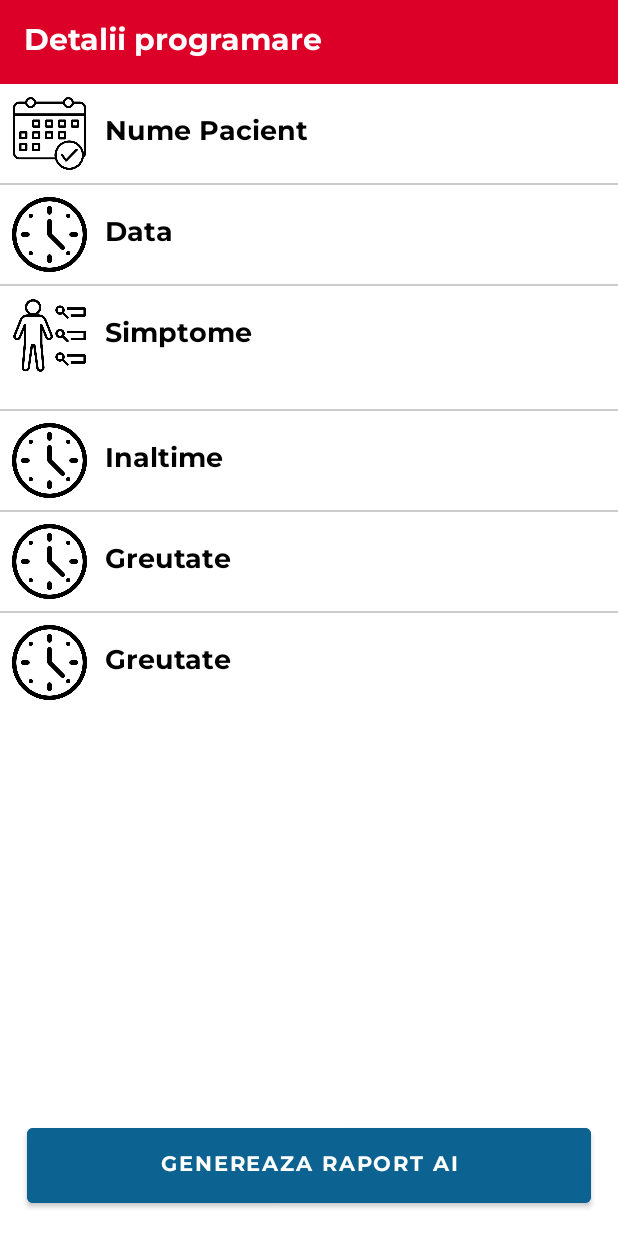
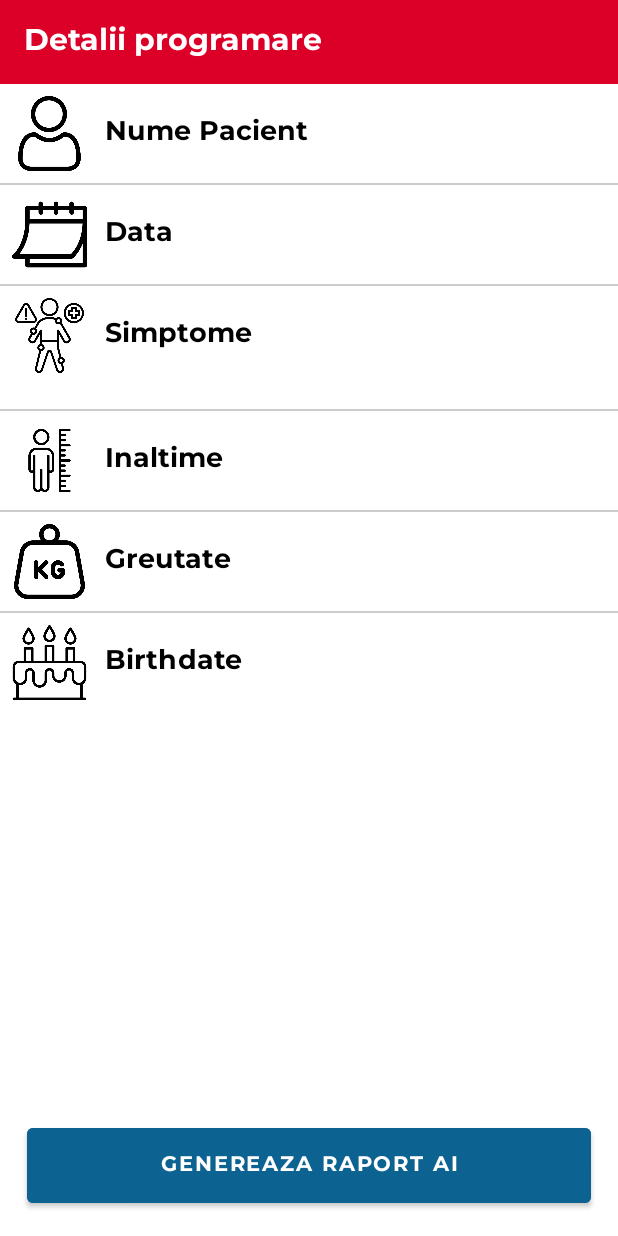
Before and after one commit to AndreiSavaC/Medly, an Android app: the layout activity_appointment_details.xml on its own in the app's theme, with its tools: preview values and no code run, on a phone screen of 412 x 824 dp. Run offline under Robolectric (Android 15) with nearby library versions, the phone set to English and light mode, and no system bars.

Commit message:
Worked on styling and report PDF download.

```diff
--- a/AndroidApp/app/src/main/java/com/example/androidapp/AppointmentDetailsActivity.kt
+++ b/AndroidApp/app/src/main/java/com/example/androidapp/AppointmentDetailsActivity.kt
@@ -53,6 +53,7 @@ class AppointmentDetailsActivity : AppCompatActivity() {
             if (symptomsList.isNotEmpty()) {
                 val intent = Intent(this, ReportActivity::class.java).apply {
                     putStringArrayListExtra("symptoms", ArrayList(symptomsList))
+                    putExtra("patientName", patientName)
                 }
                 startActivity(intent)
             } else {
--- a/AndroidApp/app/src/main/res/layout/activity_appointment_details.xml
+++ b/AndroidApp/app/src/main/res/layout/activity_appointment_details.xml
@@ -19,7 +19,7 @@
         android:layout_width="0dp"
         android:layout_height="0dp"
         android:fillViewport="true"
-        app:layout_constraintBottom_toBottomOf="parent"
+        app:layout_constraintBottom_toTopOf="@+id/btnGenerateReport"
         app:layout_constraintEnd_toEndOf="parent"
         app:layout_constraintStart_toStartOf="parent"
         app:layout_constraintTop_toBottomOf="@+id/toolbar3">
@@ -43,11 +43,11 @@
                 android:padding="8dp">
 
                 <ImageView
-                    android:id="@+id/imgCalendar"
+                    android:id="@+id/imgUser"
                     android:layout_width="50dp"
                     android:layout_height="50dp"
                     android:layout_marginEnd="12dp"
-                    android:src="@drawable/calendar" />
+                    android:src="@drawable/user" />
 
                 <TextView
                     android:id="@+id/txtPacienteName"
@@ -73,11 +73,11 @@
                 android:padding="8dp">
 
                 <ImageView
-                    android:id="@+id/imgClock"
+                    android:id="@+id/imgCalendar"
                     android:layout_width="50dp"
                     android:layout_height="50dp"
                     android:layout_marginEnd="12dp"
-                    android:src="@drawable/clock" />
+                    android:src="@drawable/calendar" />
 
                 <TextView
                     android:id="@+id/txtSelectedDate"
@@ -149,7 +149,7 @@
                     android:layout_width="50dp"
                     android:layout_height="50dp"
                     android:layout_marginEnd="12dp"
-                    android:src="@drawable/clock" />
+                    android:src="@drawable/height" />
 
                 <TextView
                     android:id="@+id/txtHeight"
@@ -180,7 +180,7 @@
                     android:layout_width="50dp"
                     android:layout_height="50dp"
                     android:layout_marginEnd="12dp"
-                    android:src="@drawable/clock" />
+                    android:src="@drawable/weight" />
 
                 <TextView
                     android:id="@+id/txtWeight"
@@ -211,14 +211,14 @@
                     android:layout_width="50dp"
                     android:layout_height="50dp"
                     android:layout_marginEnd="12dp"
-                    android:src="@drawable/clock" />
+                    android:src="@drawable/birthday" />
 
                 <TextView
                     android:id="@+id/txtBirthdate"
                     android:layout_width="wrap_content"
                     android:layout_height="wrap_content"
                     android:fontFamily="@font/montserrat_bold"
-                    android:text="Greutate"
+                    android:text="Birthdate"
                     android:textColor="@color/black"
                     android:textSize="18sp" />
             </LinearLayout>
```
Also changed, not shown: AndroidApp/app/src/main/java/com/example/androidapp/ReportActivity.kt (+65 -21 lines), AndroidApp/app/src/main/res/layout/activity_report.xml (+16 -1 lines), AndroidApp/app/src/main/res/drawable/birthday.png (added), AndroidApp/app/src/main/res/drawable/calendar.png, AndroidApp/app/src/main/res/drawable/height.png (added), AndroidApp/app/src/main/res/drawable/symptoms.png, AndroidApp/app/src/main/res/drawable/user.png (added), AndroidApp/app/src/main/res/drawable/weight.png (added).
